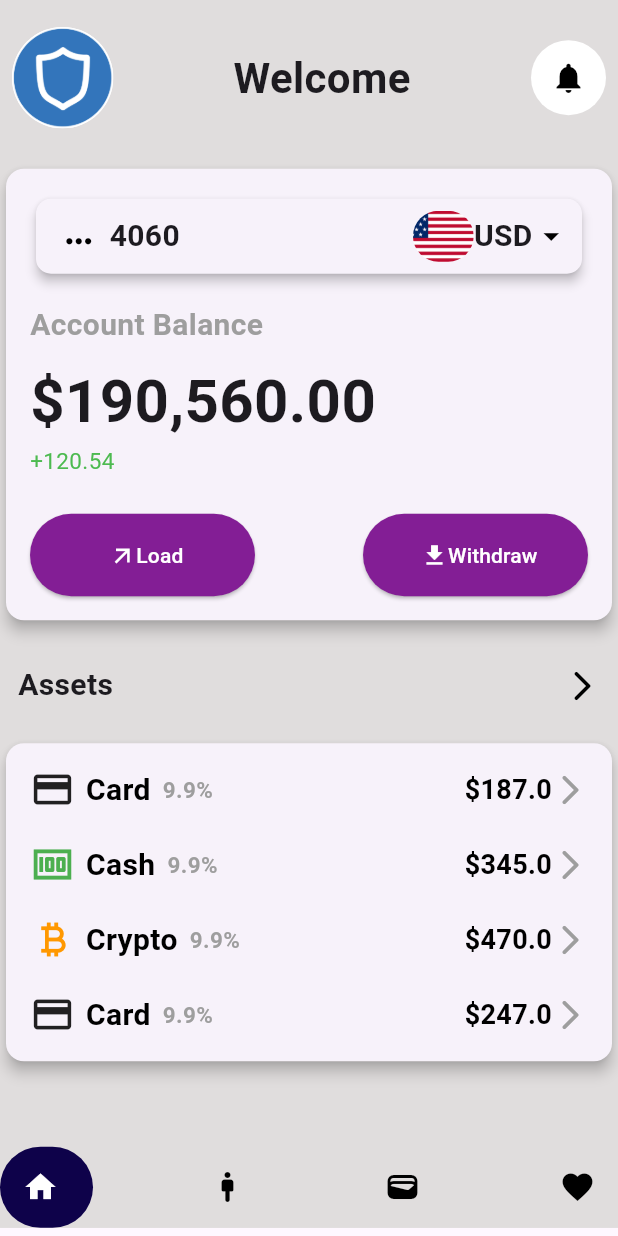
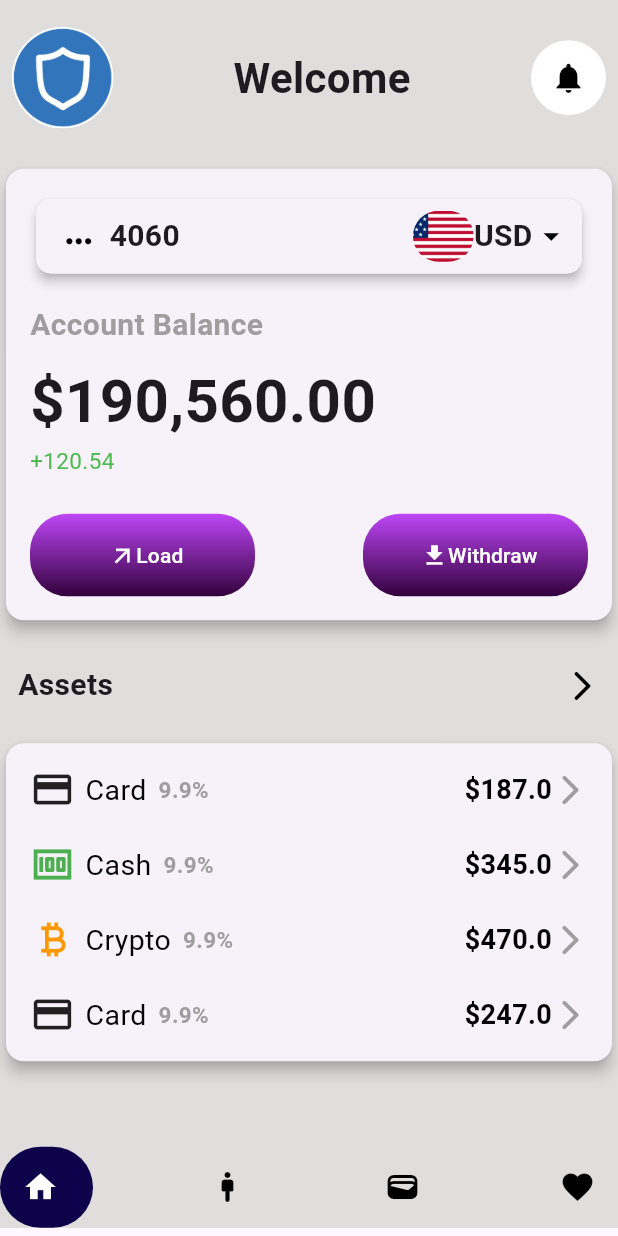
Before and after one commit to MihiranWijesekara/Flutter_wallet, a Flutter app: the screen it shows after launch, on a phone screen of 412 x 824 dp. Run offline on Flutter 3.47's test engine with Material 3 defaults, Android fonts, the phone set to English and light mode, and no system bars; drawn by our look-alikes of google_nav_bar.

Commit message:
Your commit message

```diff
--- a/lib/home.dart
+++ b/lib/home.dart
@@ -1,5 +1,3 @@
-import 'dart:typed_data';
-
 import 'package:flutter/material.dart';
 import 'package:flutter_wallet/RoundedImage.dart';
 import 'package:google_nav_bar/google_nav_bar.dart';
@@ -70,7 +68,7 @@ class _HomePageState extends State<HomePage> {
                 SizedBox(
                   height: 53,
                 ),
-                BottomNavigationBar(), // This needs to be a widget in the body, not a separate Scaffold
+                BottomNavigationBar(),
               ],
             ),
           ),
@@ -221,15 +219,24 @@ class BalanceCard extends StatelessWidget {
             Row(
               mainAxisAlignment: MainAxisAlignment.spaceBetween,
               children: [
-                ElevatedButton(
+                Container(
+                  decoration: BoxDecoration(
+                    gradient: const LinearGradient(
+                      begin: Alignment.bottomCenter, //bottomCenter
+                      end: Alignment.topCenter,
+                      colors: [
+                        Color.fromARGB(255, 50, 1, 60),
+                        Color.fromARGB(255, 190, 70, 246),
+                      ],
+                    ),
+                    borderRadius: BorderRadius.circular(25.0),
+                  ),
+                  child: ElevatedButton(
                     onPressed: () {},
-                  style: ButtonStyle(
-                    backgroundColor: MaterialStateProperty.all<Color>(
-                      const Color.fromARGB(255, 131, 30, 149),
-                    ),
-                    minimumSize: MaterialStateProperty.all<Size>(
-                      Size(150, 55),
-                    ),
+                    style: ElevatedButton.styleFrom(
+                      minimumSize: Size(150, 55),
+                      backgroundColor: Colors.transparent,
+                      shadowColor: Colors.transparent,
                     ),
                     child: const Row(
                       mainAxisSize: MainAxisSize.min,
@@ -249,12 +256,25 @@ class BalanceCard extends StatelessWidget {
                       ],
                     ),
                   ),
-                ElevatedButton(
+                ),
+                Container(
+                  decoration: BoxDecoration(
+                    gradient: const LinearGradient(
+                      begin: Alignment.bottomCenter, //bottomCenter
+                      end: Alignment.topCenter,
+                      colors: [
+                        Color.fromARGB(255, 50, 1, 60),
+                        Color.fromARGB(255, 190, 70, 246),
+                      ],
+                    ),
+                    borderRadius: BorderRadius.circular(25.0),
+                  ),
+                  child: ElevatedButton(
                     onPressed: () {},
-                  style: ButtonStyle(
-                    backgroundColor: MaterialStateProperty.all<Color>(
-                        const Color.fromARGB(255, 131, 30, 149)),
-                    minimumSize: MaterialStateProperty.all<Size>(Size(150, 55)),
+                    style: ElevatedButton.styleFrom(
+                      minimumSize: Size(150, 55),
+                      backgroundColor: Colors.transparent,
+                      shadowColor: Colors.transparent,
                     ),
                     child: const Row(
                       mainAxisSize: MainAxisSize.min,
@@ -272,6 +292,7 @@ class BalanceCard extends StatelessWidget {
                           ),
                         ),
                       ],
+                    ),
                   ),
                 ),
               ],
@@ -309,8 +330,8 @@ class WalletCard extends StatelessWidget {
                 Text(
                   ' Card',
                   style: TextStyle(
-                    fontSize: 20,
-                    fontWeight: FontWeight.bold,
+                    fontSize: 19,
+                    fontWeight: FontWeight.w400,
                     color: Colors.black,
                   ),
                 ),
@@ -330,7 +351,7 @@ class WalletCard extends StatelessWidget {
                   '\$187.0',
                   style: TextStyle(
                     fontSize: 18,
-                    fontWeight: FontWeight.bold,
+                    fontWeight: FontWeight.w600,
                     color: Colors.black,
                   ),
                 ),
@@ -356,8 +377,8 @@ class WalletCard extends StatelessWidget {
                 Text(
                   ' Cash',
                   style: TextStyle(
-                    fontSize: 20,
-                    fontWeight: FontWeight.bold,
+                    fontSize: 19,
+                    fontWeight: FontWeight.w400,
                     color: Colors.black,
                   ),
                 ),
@@ -377,7 +398,7 @@ class WalletCard extends StatelessWidget {
                   '\$345.0',
                   style: TextStyle(
                     fontSize: 18,
-                    fontWeight: FontWeight.bold,
+                    fontWeight: FontWeight.w600,
                     color: Colors.black,
                   ),
                 ),
@@ -403,8 +424,8 @@ class WalletCard extends StatelessWidget {
                 Text(
                   ' Crypto',
                   style: TextStyle(
-                    fontSize: 20,
-                    fontWeight: FontWeight.bold,
+                    fontSize: 19,
+                    fontWeight: FontWeight.w400,
                     color: Colors.black,
                   ),
                 ),
@@ -424,7 +445,7 @@ class WalletCard extends StatelessWidget {
                   '\$470.0',
                   style: TextStyle(
                     fontSize: 18,
-                    fontWeight: FontWeight.bold,
+                    fontWeight: FontWeight.w600,
                     color: Colors.black,
                   ),
                 ),
@@ -449,8 +470,8 @@ class WalletCard extends StatelessWidget {
                 Text(
                   ' Card',
                   style: TextStyle(
-                    fontSize: 20,
-                    fontWeight: FontWeight.bold,
+                    fontSize: 19,
+                    fontWeight: FontWeight.w400,
                     color: Colors.black,
                   ),
                 ),
@@ -470,7 +491,7 @@ class WalletCard extends StatelessWidget {
                   '\$247.0',
                   style: TextStyle(
                     fontSize: 18,
-                    fontWeight: FontWeight.bold,
+                    fontWeight: FontWeight.w600,
                     color: Colors.black,
                   ),
                 ),
--- a/lib/main.dart
+++ b/lib/main.dart
@@ -11,6 +11,7 @@ class MyApp extends StatelessWidget {
   @override
   Widget build(BuildContext context) {
     return MaterialApp(
+      debugShowCheckedModeBanner: false,
       title: 'Flutter Demo',
       theme: ThemeData(
         useMaterial3: true,
```
Lines whose indentation alone changed are shown as unchanged.
